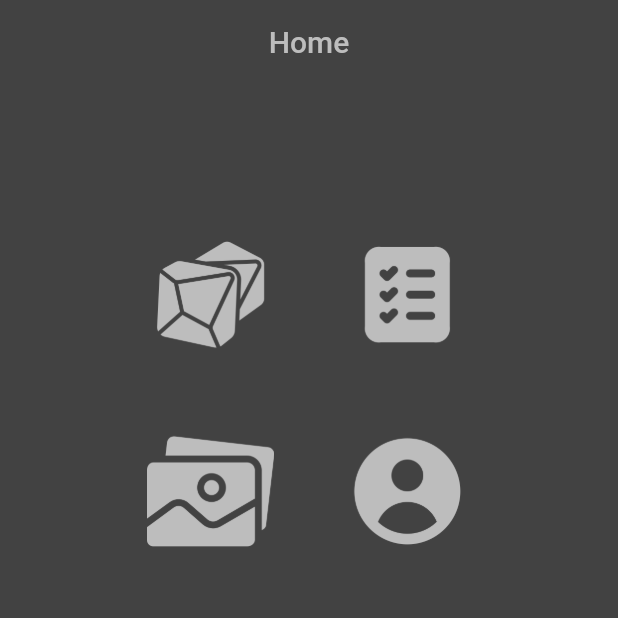
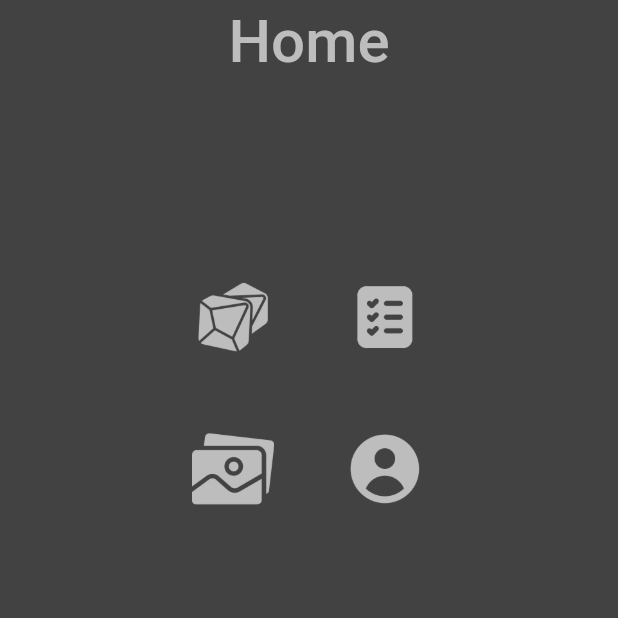
Before and after one commit to SFP95/pjfolder, a Flutter app: the screen it shows after launch, on a phone screen of 412 x 824 dp, the top half of it. Run offline on Flutter 3.47's test engine with Material 2 defaults, Android fonts, the phone set to English and light mode, and no system bars.

```diff
--- a/lib/src/pages/Home_page.dart
+++ b/lib/src/pages/Home_page.dart
@@ -8,12 +8,12 @@ class HomePage extends StatelessWidget {
       appBar: AppBar(
         centerTitle: true,
         elevation: 0,
-        title: Text('Home',style: TextStyle(fontSize: 20,color: Colors.grey[400])),
+        title: Text('Home',style: TextStyle(fontSize: 40,color: Colors.grey[400])),
         backgroundColor: Colors.grey.shade800,
       ),
       body: Center(
         child: GridView.count(
-          padding: const EdgeInsets.all(90),
+          padding: const EdgeInsets.all(120),
           mainAxisSpacing: 30.3,
           crossAxisSpacing: 30.3,
           crossAxisCount: 2,
```
